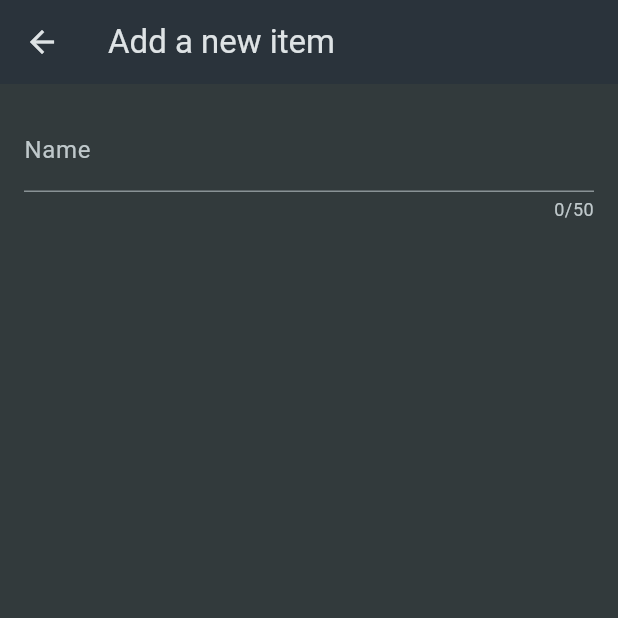
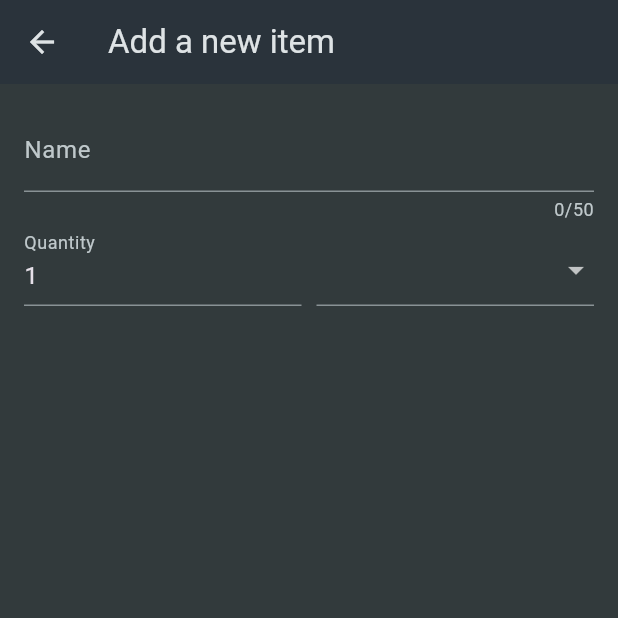
Before and after one commit to QuantumSams/udemy_flutter_shopping_list, a Flutter app: the NewItem screen opened directly, on a phone screen of 412 x 824 dp, the top half of it. Run offline on Flutter 3.47's test engine with Material 3 defaults, Android fonts, the phone set to English and light mode, and no system bars.

```diff
--- a/lib/widgets/new_item.dart
+++ b/lib/widgets/new_item.dart
@@ -1,4 +1,5 @@
 import 'package:flutter/material.dart';
+import '../data/categories.dart';
 
 class NewItem extends StatefulWidget {
   const NewItem({super.key});
@@ -23,7 +24,47 @@ class _NewItemState extends State<NewItem> {
                 validator: (value) {
                   return 'Demo';
                 },
-              )
+              ),
+              Row(
+                crossAxisAlignment: CrossAxisAlignment.end,
+                children: [
+                  Expanded(
+                    child: TextFormField(
+                      decoration: const InputDecoration(
+                        label: Text("Quantity"),
+                      ),
+                      initialValue: '1',
+                    ),
+                  ),
+                  const SizedBox(
+                    width: 10,
+                  ),
+                  Expanded(
+                      child: DropdownButtonFormField(
+                    items: [
+                      for (final cat in categories.entries)
+                        DropdownMenuItem(
+                          value: cat.value,
+                          child: Row(
+                            children: [
+                              Container(
+                                width: 16,
+                                height: 16,
+                                decoration:
+                                    BoxDecoration(color: cat.value.color),
+                              ),
+                              const SizedBox(
+                                width: 10,
+                              ),
+                              Text(cat.value.title),
+                            ],
+                          ),
+                        )
+                    ],
+                    onChanged: (value) {},
+                  ))
+                ],
+              ),
             ],
           ),
         ),
```
